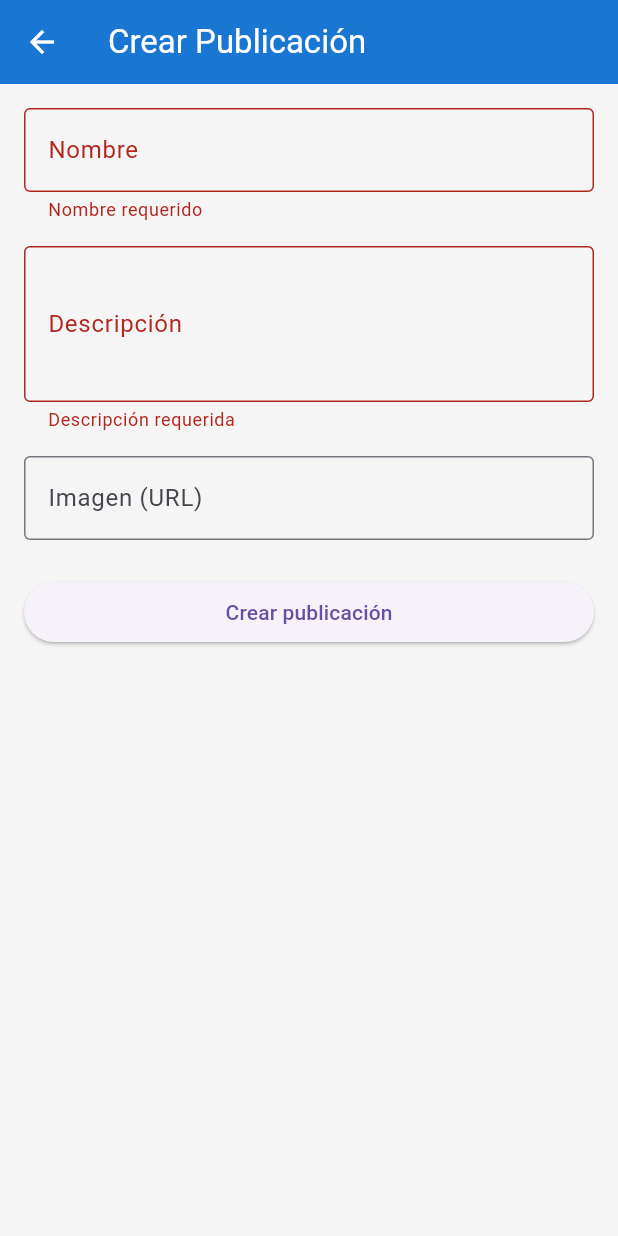
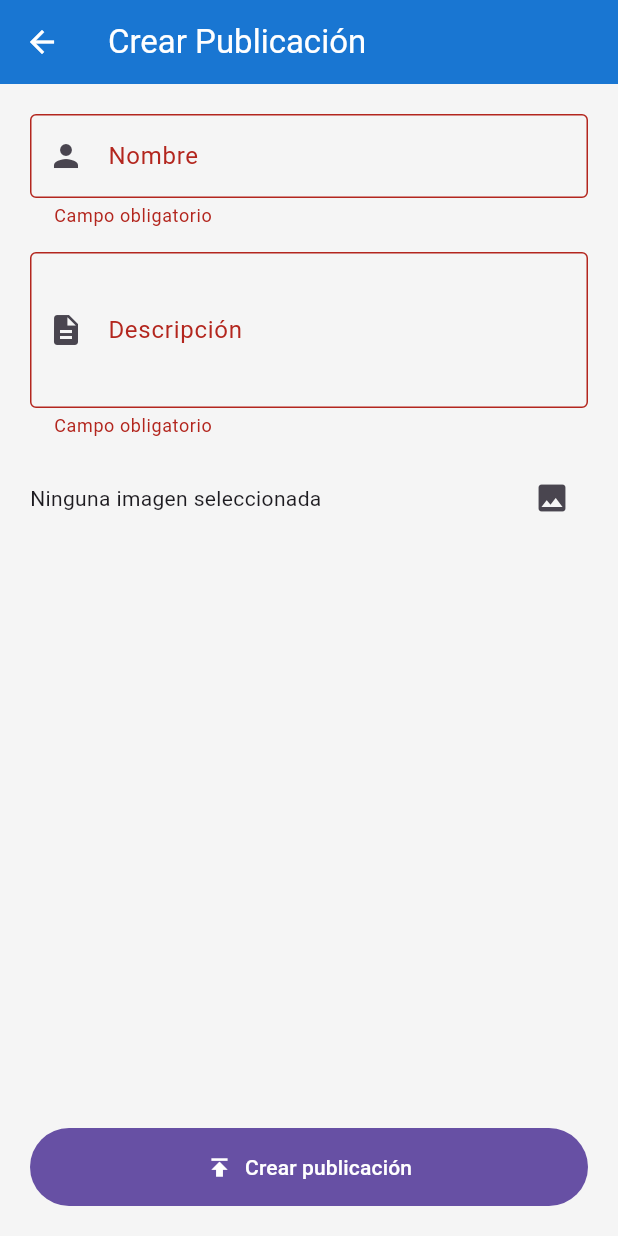
Before and after one commit to DiegoRubioA/app_dual, a Flutter app: the CreatePostScreen screen opened by its route, after a tap on "Crear publicación", on a phone screen of 412 x 824 dp. Run offline on Flutter 3.47's test engine with Material 3 defaults, Android fonts, the phone set to English and light mode, and no system bars; our stand-ins replace cached_network_image, flutter_riverpod, flutter_svg, image_picker, share_plus, shared_preferences; accounts and stored records are empty.

Commit message:
Actualización completa del proyecto

```diff
--- a/lib/data/data.dart
+++ b/lib/data/data.dart
@@ -5,14 +5,13 @@ List<Map<String, dynamic>> listCard = [
     "id": 1,
     "name": "Jose Galdamez",
     "description": "Hola Mundo",
-    "image": "https://picsum.photos/200/300",
+    "image": "assets/images/publicacion1.jpg",
   },
   {
     "id": 2,
     "name": "Raul",
     "description": "Bienvenidos a Flutter",
-    "image":
-        "https://media.licdn.com/dms/image/v2/D4D03AQEsnhEl2oTX7A/profile-displayphoto-shrink_800_800/0/1729029086802?e=1749081600&v=beta&t=ee-wzSyeP4D_F3bOzMpo-cTxD1AxWe-wdDzyAUvvg7Q",
+    "image": "assets/images/publicacion2.jpg",
   },
 ];
 
--- a/lib/l10n/app_en.arb
+++ b/lib/l10n/app_en.arb
@@ -59,5 +59,9 @@
     "share": "Share",
     "@share": {
       "description": "Label for the share action"
+    },
+    "hideContent": "Hide content",
+    "@hideContent": {
+      "description": "Label for hide"
     }
   }
--- a/lib/l10n/app_es.arb
+++ b/lib/l10n/app_es.arb
@@ -59,5 +59,9 @@
     "share": "Compartir",
     "@share": {
       "description": "Etiqueta para la acción compartir"
+    },
+    "hideContent": "Ocultar contenido",
+    "@hideContent": {
+      "description": "Etiqueta para la ocultar la publicación"
     }
   }
--- a/lib/l10n/l10n.dart
+++ b/lib/l10n/l10n.dart
@@ -184,6 +184,12 @@ abstract class S {
   /// In en, this message translates to:
   /// **'Share'**
   String get share;
+
+  /// Label for hide
+  ///
+  /// In en, this message translates to:
+  /// **'Hide content'**
+  String get hideContent;
 }
 
 class _SDelegate extends LocalizationsDelegate<S> {
--- a/lib/l10n/l10n_en.dart
+++ b/lib/l10n/l10n_en.dart
@@ -52,4 +52,7 @@ class SEn extends S {
 
   @override
   String get share => 'Share';
+
+  @override
+  String get hideContent => 'Hide content';
 }
--- a/lib/l10n/l10n_es.dart
+++ b/lib/l10n/l10n_es.dart
@@ -52,4 +52,7 @@ class SEs extends S {
 
   @override
   String get share => 'Compartir';
+
+  @override
+  String get hideContent => 'Ocultar contenido';
 }
--- a/lib/presentation/screen/create_post/create_post_screen.dart
+++ b/lib/presentation/screen/create_post/create_post_screen.dart
@@ -1,10 +1,11 @@
-// lib/presentation/screen/create/create_post_screen.dart
-
 import 'package:flutter/material.dart';
-import 'package:app_dual/data/data.dart'; // para usar listCard y nextId
+import 'dart:io';
+import 'package:image_picker/image_picker.dart';
+import 'package:app_dual/data/data.dart';
 
 class CreatePostScreen extends StatefulWidget {
   const CreatePostScreen({super.key});
+
   @override
   // ignore: library_private_types_in_public_api
   _CreatePostScreenState createState() => _CreatePostScreenState();
@@ -12,92 +13,106 @@ class CreatePostScreen extends StatefulWidget {
 
 class _CreatePostScreenState extends State<CreatePostScreen> {
   final _formKey = GlobalKey<FormState>();
-  final TextEditingController _nameCtrl = TextEditingController();
-  final TextEditingController _descCtrl = TextEditingController();
-  final TextEditingController _imageCtrl = TextEditingController();
+  final _nameCtrl = TextEditingController();
+  final _descCtrl = TextEditingController();
+  File? _pickedImage;
+
+  Future<void> _pickImage() async {
+    final picker = ImagePicker();
+    final file = await picker.pickImage(source: ImageSource.gallery);
+    if (file != null) {
+      setState(() => _pickedImage = File(file.path));
+    }
+  }
 
   @override
   Widget build(BuildContext context) {
+    final colors = Theme.of(context).colorScheme;
+
     return Scaffold(
-      appBar: AppBar(title: Text('Crear Publicación')),
+      appBar: AppBar(title: const Text('Crear Publicación')),
       body: Padding(
-        padding: const EdgeInsets.all(16),
+        padding: const EdgeInsets.all(20),
         child: Form(
           key: _formKey,
-          child: ListView(
+          child: Column(
             children: [
-              // Campo: Nombre
               TextFormField(
                 controller: _nameCtrl,
                 decoration: const InputDecoration(
                   labelText: 'Nombre',
-                  hintText: 'Ingresa el nombre o título',
+                  hintText: '¿Quién publica?',
                   border: OutlineInputBorder(),
+                  prefixIcon: Icon(Icons.person),
                 ),
-                validator: (value) {
-                  if (value == null || value.trim().isEmpty) {
-                    return 'Nombre requerido';
-                  }
-                  return null;
-                },
+                validator:
+                    (value) =>
+                        value == null || value.trim().isEmpty
+                            ? 'Campo obligatorio'
+                            : null,
               ),
               const SizedBox(height: 16),
-              // Campo: Descripción
               TextFormField(
                 controller: _descCtrl,
                 decoration: const InputDecoration(
                   labelText: 'Descripción',
-                  hintText: 'Ingresa una descripción',
+                  hintText: '¿Qué quieres compartir?',
                   border: OutlineInputBorder(),
+                  prefixIcon: Icon(Icons.description),
                 ),
                 maxLines: 3,
-                validator: (value) {
-                  if (value == null || value.trim().isEmpty) {
-                    return 'Descripción requerida';
-                  }
-                  return null;
-                },
+                validator:
+                    (value) =>
+                        value == null || value.trim().isEmpty
+                            ? 'Campo obligatorio'
+                            : null,
               ),
               const SizedBox(height: 16),
-              // Campo: URL de Imagen (opcional)
-              TextFormField(
-                controller: _imageCtrl,
-                decoration: const InputDecoration(
-                  labelText: 'Imagen (URL)',
-                  hintText: 'URL de imagen opcional',
-                  border: OutlineInputBorder(),
-                ),
-                validator: (value) {
-                  // Campo opcional: si no está vacío, validamos que parezca una URL
-                  if (value != null && value.isNotEmpty) {
-                    final uri = Uri.tryParse(value);
-                    if (uri == null || !(uri.isAbsolute)) {
-                      return 'URL inválida';
-                    }
-                  }
-                  return null;
-                },
+              Row(
+                children: [
+                  Expanded(
+                    child:
+                        _pickedImage != null
+                            ? ClipRRect(
+                              borderRadius: BorderRadius.circular(8),
+                              child: Image.file(
+                                _pickedImage!,
+                                height: 120,
+                                fit: BoxFit.cover,
+                              ),
+                            )
+                            : const Text('Ninguna imagen seleccionada'),
+                  ),
+                  const SizedBox(width: 12),
+                  IconButton(
+                    icon: const Icon(Icons.image),
+                    onPressed: _pickImage,
+                  ),
+                ],
               ),
-              const SizedBox(height: 24),
-              // Botón: Crear publicación
+              const Spacer(),
               SizedBox(
                 width: double.infinity,
-                child: ElevatedButton(
-                  child: const Text('Crear publicación'),
+                child: FilledButton.icon(
+                  icon: const Icon(Icons.publish),
+                  label: const Text('Crear publicación'),
                   onPressed: () {
                     if (_formKey.currentState!.validate()) {
-                      // Crear el nuevo post con ID único
-                      final newPost = {
-                        "id": nextId,
-                        "name": _nameCtrl.text.trim(),
-                        "description": _descCtrl.text.trim(),
-                        "image": _imageCtrl.text.trim(),
+                      final post = {
+                        'id': nextId,
+                        'name': _nameCtrl.text.trim(),
+                        'description': _descCtrl.text.trim(),
+                        'image': _pickedImage?.path ?? '',
                       };
-                      nextId++; // actualizar para la próxima publicación nueva
-                      // Retornar el nuevo post a la pantalla anterior (Home)
-                      Navigator.pop(context, newPost);
+                      nextId++;
+                      Navigator.pop(context, post);
                     }
                   },
+                  style: FilledButton.styleFrom(
+                    backgroundColor: colors.primary,
+                    foregroundColor: colors.onPrimary,
+                    padding: const EdgeInsets.symmetric(vertical: 16),
+                  ),
                 ),
               ),
             ],
--- a/pubspec.yaml
+++ b/pubspec.yaml
@@ -46,6 +46,7 @@ dependencies:
   flutter_svg: ^2.0.7
   cached_network_image: ^3.4.1
   cupertino_icons: ^1.0.8
+  image_picker: ^1.0.4
 
 dev_dependencies:
   flutter_test:
@@ -70,9 +71,8 @@ flutter:
   uses-material-design: true
 
   # To add assets to your application, add an assets section, like this:
-  # assets:
-  #   - images/a_dot_burr.jpeg
-  #   - images/a_dot_ham.jpeg
+  assets:
+    - assets/images/
 
   # An image asset can refer to one or more resolution-specific "variants", see
   # https://flutter.dev/to/resolution-aware-images
```
Also changed, not shown: lib/presentation/screen/details/details_screen.dart (+22 -21 lines), lib/presentation/screen/home/home_screen.dart (+39 -8 lines), lib/presentation/widgets/post_card.dart (+96 -33 lines), lib/presentation/widgets/post_search.dart (+10 -6 lines), 3 other files.
